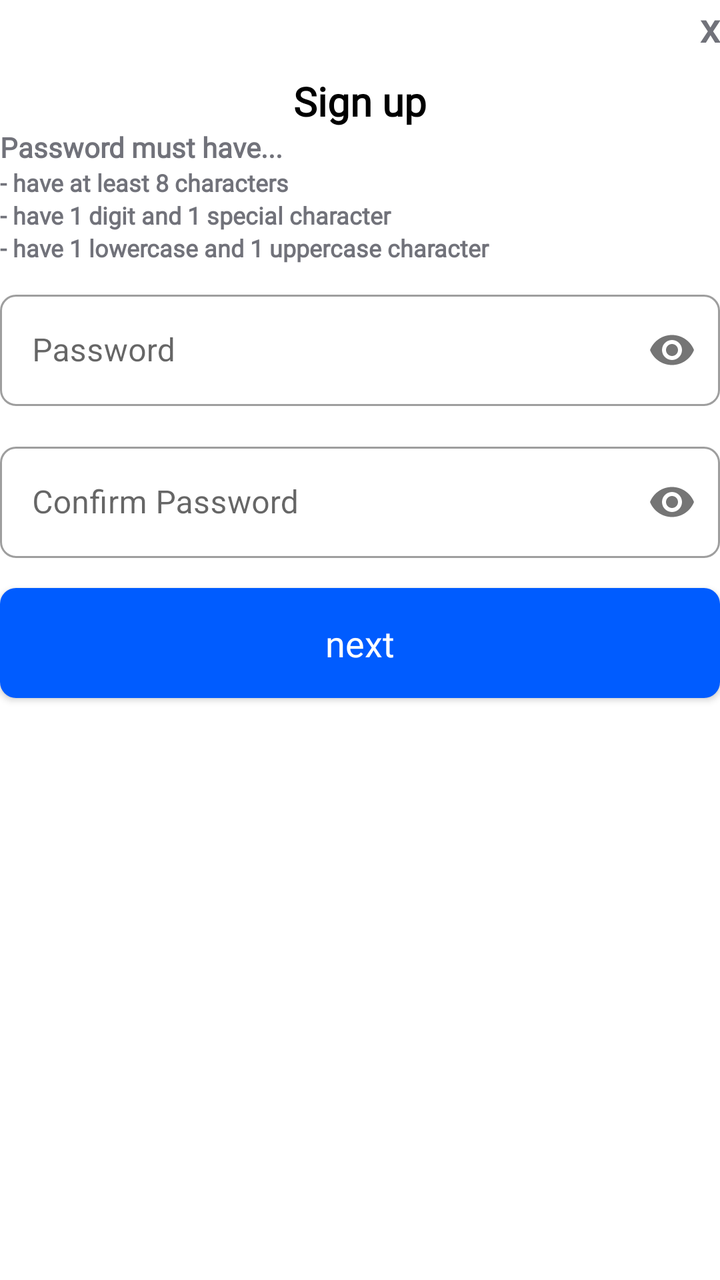
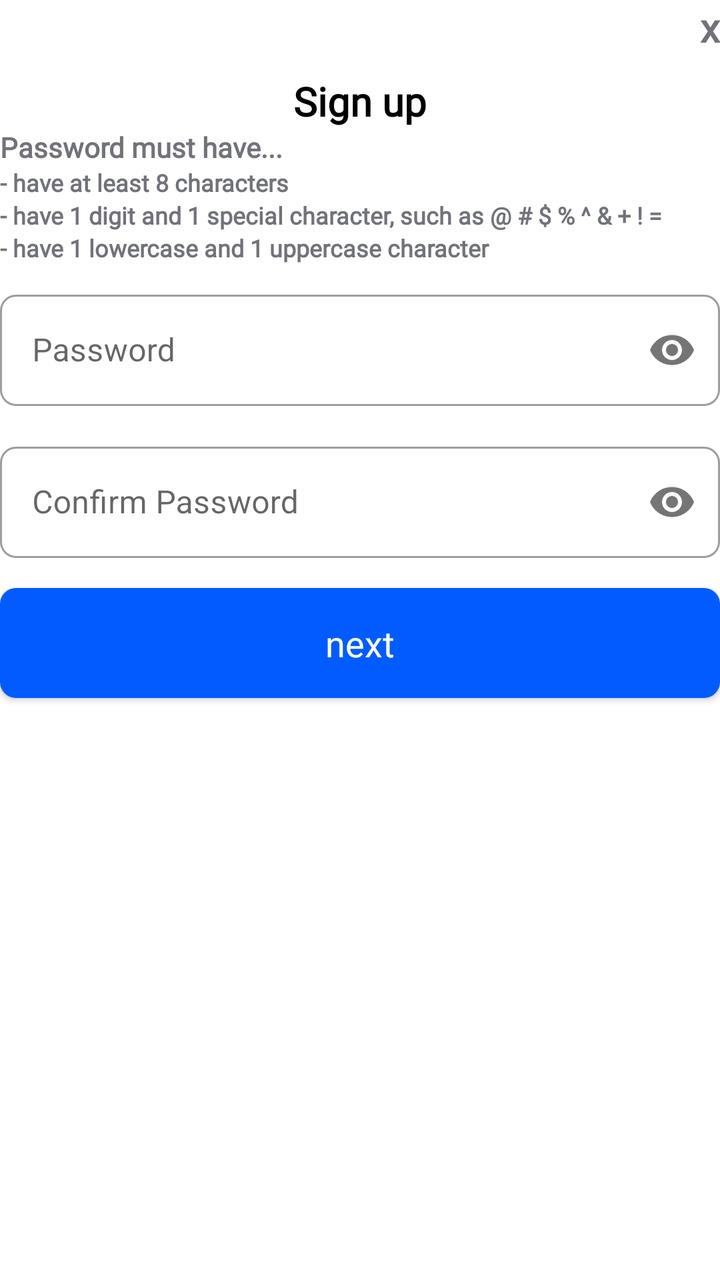

Two renders of the same Android screen: before a commit and after it. Below are the layout's source before the change and the commit's diff.
<!-- AndroidManifest.xml: application theme Theme.Screenlake -->
<!-- res/layout/fragment_register_confirm_password.xml -->
<?xml version="1.0" encoding="utf-8"?>
<LinearLayout
    xmlns:android="http://schemas.android.com/apk/res/android"
    xmlns:tools="http://schemas.android.com/tools"
    xmlns:app="http://schemas.android.com/apk/res-auto"
    android:background="?attr/colorSurface"
    android:layout_width="match_parent"
    android:layout_height="match_parent"
    android:gravity="top|center"
    android:layout_marginStart="25dp"
    android:layout_marginEnd="25dp"
    android:layout_marginTop="20dp"
    android:orientation="vertical">
    <TextView
        android:id="@+id/registerConfirmEmailCancel"
        android:layout_width="match_parent"
        android:layout_height="wrap_content"
        android:fontFamily="@font/inter_semibold"
        android:gravity="end"
        android:text="x"
        android:textColor="@color/screenlake_light_gray"
        android:textSize="20sp"
        android:textStyle="bold"
        android:typeface="sans" />
    <TextView
        android:layout_width="wrap_content"
        android:layout_height="wrap_content"
        android:fontFamily="@font/inter_semibold"
        android:gravity="start"
        android:paddingTop="10dp"

        android:text="Sign up"
        android:textColor="?attr/colorOnSurface"
        android:textSize="20sp"
        android:textStyle="bold"
        android:typeface="sans" />

    <TextView
        android:layout_width="match_parent"
        android:layout_height="wrap_content"
        android:fontFamily="@font/inter_light"
        android:gravity="start"

        android:text="Password must have..."
        android:textColor="@color/screenlake_light_gray"
        android:textSize="14sp"
        android:textStyle="bold"
        android:typeface="sans" />

    <TextView
        android:layout_width="match_parent"
        android:layout_height="wrap_content"
        android:fontFamily="@font/inter_light"
        android:gravity="start"
        android:text="- have at least 8 characters"
        android:textColor="@color/screenlake_light_gray"
        android:textSize="12sp"
        android:textStyle="bold"
        android:typeface="sans" />
    <TextView
        android:layout_width="match_parent"
        android:layout_height="wrap_content"
        android:fontFamily="@font/inter_light"
        android:gravity="start"
        android:text="- have 1 digit and 1 special character"
        android:textColor="@color/screenlake_light_gray"
        android:textSize="12sp"
        android:textStyle="bold"
        android:typeface="sans" />

    <TextView
        android:layout_width="match_parent"
        android:layout_height="wrap_content"
        android:fontFamily="@font/inter_light"
        android:gravity="start"
        android:text="- have 1 lowercase and 1 uppercase character"
        android:textColor="@color/screenlake_light_gray"
        android:textSize="12sp"
        android:textStyle="bold"
        android:typeface="sans" />

    <com.google.android.material.textfield.TextInputLayout
        android:id="@+id/loginPassword"
        style="@style/Widget.MaterialComponents.TextInputLayout.OutlinedBox"
        android:layout_marginTop="10dp"
        android:layout_marginBottom="5dp"
        app:boxCornerRadiusTopStart="8dp"
        app:boxCornerRadiusTopEnd="8dp"
        app:boxCornerRadiusBottomStart="8dp"
        app:boxCornerRadiusBottomEnd="8dp"
        app:passwordToggleEnabled="true"
        app:errorIconDrawable="@null"
        android:layout_width="match_parent"
        android:layout_height="wrap_content"
        android:hint="Password">

        <com.google.android.material.textfield.TextInputEditText
            android:id="@+id/registerConfirmPasswordFirst"
            android:layout_width="match_parent"
            android:layout_height="wrap_content"
            app:errorIconDrawable="@null"
            android:inputType="textPassword" />

    </com.google.android.material.textfield.TextInputLayout>

    <com.google.android.material.textfield.TextInputLayout
        android:id="@+id/loginPasswordConfirm"
        style="@style/Widget.MaterialComponents.TextInputLayout.OutlinedBox"
        android:layout_marginTop="10dp"
        android:layout_marginBottom="5dp"
        app:boxCornerRadiusTopStart="8dp"
        app:boxCornerRadiusTopEnd="8dp"
        app:boxCornerRadiusBottomStart="8dp"
        app:boxCornerRadiusBottomEnd="8dp"
        app:passwordToggleEnabled="true"
        android:layout_width="match_parent"
        android:layout_height="wrap_content"
        android:hint="Confirm Password">

        <com.google.android.material.textfield.TextInputEditText
            android:id="@+id/registerConfirmPasswordSecond"
            android:layout_width="match_parent"
            android:layout_height="wrap_content"
            android:inputType="textPassword" />

    </com.google.android.material.textfield.TextInputLayout>

    <androidx.appcompat.widget.AppCompatButton
        android:id="@+id/registerConfirmPasswordNext"
        android:layout_width="match_parent"
        android:layout_height="55dp"
        android:layout_gravity="center"
        android:layout_marginTop="10dp"
        android:layout_marginBottom="5dp"
        android:background="@drawable/standart_rounding"
        android:fontFamily="@font/inter_semibold"
        android:text="next"
        android:textAppearance="@style/TextAppearance.AppCompat.Medium"
        android:textColor="@color/white" />


</LinearLayout>
<!-- resources referenced by this layout -->
<resources>
  <color name="screenlake_light_gray">#71727A</color>
  <color name="white">#FFFFFFFF</color>
  <!-- drawable standart_rounding (drawable) -->
  <?xml version="1.0" encoding="utf-8"?>
  <shape xmlns:android="http://schemas.android.com/apk/res/android"
      android:shape="rectangle"
      android:padding="10dp">
  
      <solid android:color="@color/screenlake_main" />
      <corners
          android:bottomRightRadius="8dp"
          android:bottomLeftRadius="8dp"
          android:topLeftRadius="8dp"
          android:topRightRadius="8dp" />
  </shape>
  <style name="Theme.Screenlake" parent="Theme.MaterialComponents.DayNight.NoActionBar">
          
          <item name="colorPrimary">@color/screenlake_main</item>
          <item name="colorPrimaryVariant">@color/screenlake_main</item>
          <item name="colorOnPrimary">@color/white</item>
          
          <item name="colorSecondary">@color/teal_200</item>
          <item name="colorSecondaryVariant">@color/teal_700</item>
          <item name="colorOnSecondary">@color/black</item>
          
          <item name="android:statusBarColor" tools:targetApi="l">@android:color/transparent</item>
          <item name="android:windowLayoutInDisplayCutoutMode" tools:targetApi="o_mr1">shortEdges</item>
      </style>
  <color name="screenlake_main">#005cff</color>
  <color name="teal_200">#FF03DAC5</color>
  <color name="teal_700">#FF018786</color>
  <color name="black">#FF000000</color>
</resources>

<!-- the commit's change to res/layout/fragment_register_confirm_password.xml (unified diff, before → after) -->
@@ -41,7 +41,7 @@
         android:fontFamily="@font/inter_light"
         android:gravity="start"
 
-        android:text="Password must have..."
+        android:text="@string/password_requirements_heading"
         android:textColor="@color/screenlake_light_gray"
         android:textSize="14sp"
         android:textStyle="bold"
@@ -52,7 +52,7 @@
         android:layout_height="wrap_content"
         android:fontFamily="@font/inter_light"
         android:gravity="start"
-        android:text="- have at least 8 characters"
+        android:text="@string/password_requirement_length"
         android:textColor="@color/screenlake_light_gray"
         android:textSize="12sp"
         android:textStyle="bold"
@@ -62,7 +62,7 @@
         android:layout_height="wrap_content"
         android:fontFamily="@font/inter_light"
         android:gravity="start"
-        android:text="- have 1 digit and 1 special character"
+        android:text="@string/password_requirement_digit_special"
         android:textColor="@color/screenlake_light_gray"
         android:textSize="12sp"
         android:textStyle="bold"
@@ -73,7 +73,7 @@
         android:layout_height="wrap_content"
         android:fontFamily="@font/inter_light"
         android:gravity="start"
-        android:text="- have 1 lowercase and 1 uppercase character"
+        android:text="@string/password_requirement_case"
         android:textColor="@color/screenlake_light_gray"
         android:textSize="12sp"
         android:textStyle="bold"
<!-- resource entries referenced after the edit -->
@@ -15,6 +15,10 @@
           android:topLeftRadius="8dp"
           android:topRightRadius="8dp" />
   </shape>
+  <string name="password_requirement_case">- have 1 lowercase and 1 uppercase character</string>
+  <string name="password_requirement_digit_special" formatted="false">- have 1 digit and 1 special character, such as @ # $ % ^ &amp; + ! =</string>
+  <string name="password_requirement_length">- have at least 8 characters</string>
+  <string name="password_requirements_heading">Password must have...</string>
   <style name="Theme.Screenlake" parent="Theme.MaterialComponents.DayNight.NoActionBar">
           
           <item name="colorPrimary">@color/screenlake_main</item>
